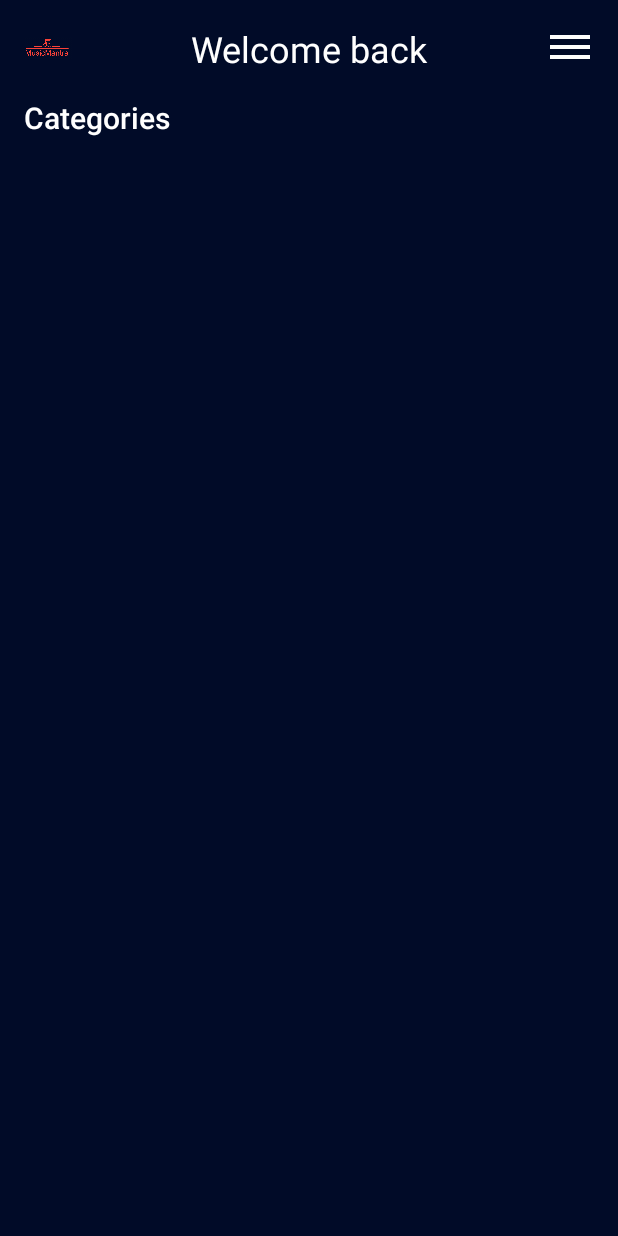
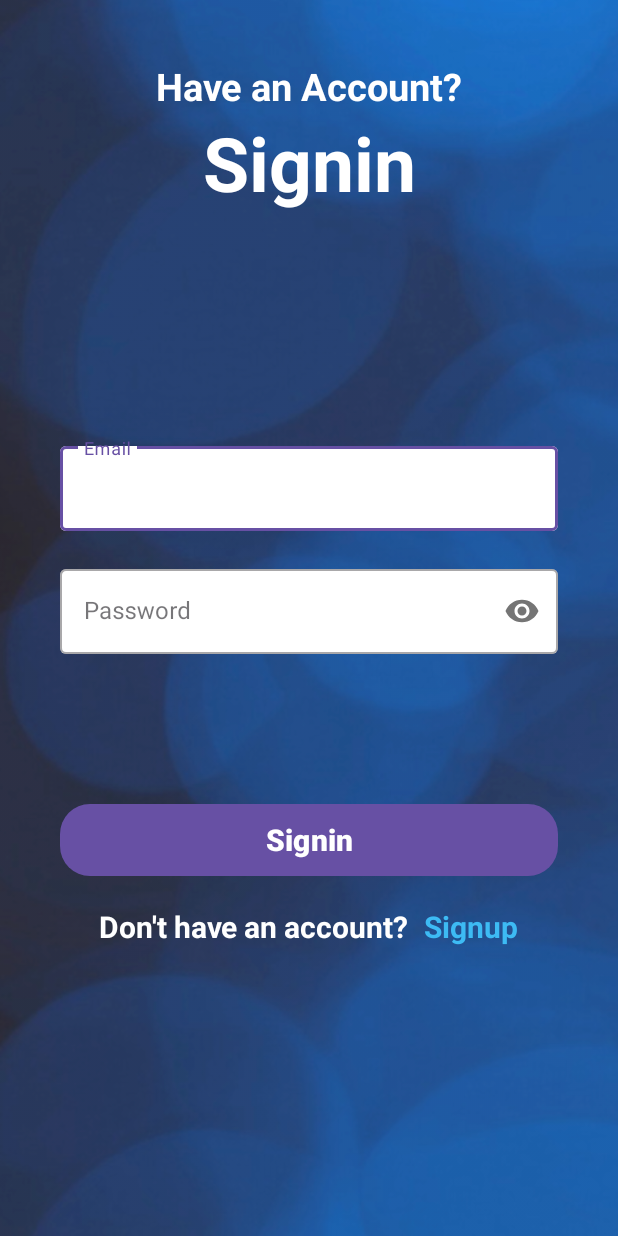
Before and after one commit to SAIKARTHIK9999/MusicStream, an Android app: the screen it shows after launch (MainActivity before the commit, LoginPage after it), on a phone screen of 412 x 824 dp. Run offline under Robolectric (Android 15) with nearby library versions, the phone set to English and light mode, and no system bars; our stand-ins replace Firebase (no records; nobody signed in at launch, a user with empty details on screens opened directly).

Commit message:
working auth

```diff
--- a/app/build.gradle.kts
+++ b/app/build.gradle.kts
@@ -46,6 +46,7 @@ dependencies {
     implementation("com.google.android.material:material:1.11.0")
     implementation("androidx.constraintlayout:constraintlayout:2.1.4")
     implementation("com.google.firebase:firebase-firestore:24.10.1")
+    implementation("com.google.firebase:firebase-auth:22.3.1")
     testImplementation("junit:junit:4.13.2")
     androidTestImplementation("androidx.test.ext:junit:1.1.5")
     androidTestImplementation("androidx.test.espresso:espresso-core:3.5.1")
--- /dev/null
+++ b/app/src/main/java/com/example/musicstream/LoginPage.java
@@ -0,0 +1,84 @@
+package com.example.musicstream;
+
+import androidx.appcompat.app.AppCompatActivity;
+import androidx.annotation.NonNull;
+import android.content.Intent;
+import android.os.Bundle;
+import android.text.TextUtils;
+import android.view.View;
+import android.widget.Button;
+import android.widget.TextView;
+import android.widget.Toast;
+
+import com.google.android.gms.tasks.OnCompleteListener;
+import com.google.android.gms.tasks.Task;
+import com.google.android.material.textfield.TextInputEditText;
+import com.google.firebase.auth.AuthResult;
+import com.google.firebase.auth.FirebaseAuth;
+
+public class LoginPage extends AppCompatActivity {
+
+    TextInputEditText editTextEmail, editTextPassword;
+
+    Button signIn;
+
+    TextView signUp;
+
+    FirebaseAuth firebaseAuth = FirebaseAuth.getInstance();
+
+    @Override
+    protected void onCreate(Bundle savedInstanceState) {
+        super.onCreate(savedInstanceState);
+        setContentView(R.layout.activity_login_page);
+
+        editTextEmail = findViewById(R.id.email);
+        editTextPassword = findViewById(R.id.password);
+        signIn = findViewById(R.id.sign_in);
+        signUp = findViewById(R.id.sign_up);
+
+        signUp.setOnClickListener(new View.OnClickListener(){
+            @Override
+            public void onClick(View v) {
+                Intent intent = new Intent(LoginPage.this, RegistrationsPage.class);
+                startActivity(intent);
+                finish();
+            }
+
+        });
+
+        signIn.setOnClickListener(new View.OnClickListener(){
+
+            @Override
+            public void onClick(View v) {
+                String email, password;
+                email = String.valueOf(editTextEmail.getText());
+                password = String.valueOf(editTextPassword.getText());
+
+                if (TextUtils.isEmpty(email)) {
+                    Toast.makeText(LoginPage.this, "Enter Email", Toast.LENGTH_SHORT).show();
+                    return;
+                }
+                if (TextUtils.isEmpty(password)) {
+                    Toast.makeText(LoginPage.this, "Enter Password", Toast.LENGTH_SHORT).show();
+                    return;
+                }
+
+                firebaseAuth.signInWithEmailAndPassword(email, password)
+                        .addOnCompleteListener(new OnCompleteListener<AuthResult>() {
+                            @Override
+                            public void onComplete(@NonNull Task<AuthResult> task) {
+                                if (task.isSuccessful()){
+                                    Toast.makeText(LoginPage.this, "Logged In", Toast.LENGTH_SHORT).show();
+                                    Intent intent = new Intent(LoginPage.this, MainActivity.class);
+                                    startActivity(intent);
+                                    finish();
+                                }
+                                else {
+                                    Toast.makeText(LoginPage.this, "Authentication Failed", Toast.LENGTH_SHORT).show();
+                                }
+                            }
+                        });
+            }
+        });
+    }
+}
--- /dev/null
+++ b/app/src/main/res/drawable/round_btn.xml
@@ -0,0 +1,6 @@
+<?xml version="1.0" encoding="utf-8"?>
+<shape xmlns:android="http://schemas.android.com/apk/res/android">
+
+    <stroke android:color="@color/dark_blue"/>
+    <corners android:radius="20dp"/>
+</shape>
--- /dev/null
+++ b/app/src/main/res/layout/activity_login_page.xml
@@ -0,0 +1,99 @@
+<?xml version="1.0" encoding="utf-8"?>
+<LinearLayout xmlns:android="http://schemas.android.com/apk/res/android"
+    xmlns:app="http://schemas.android.com/apk/res-auto"
+    xmlns:tools="http://schemas.android.com/tools"
+    android:layout_width="match_parent"
+    android:layout_height="match_parent"
+    android:padding="40dp"
+    android:background="@drawable/login_bg"
+    android:orientation="vertical"
+    tools:context=".LoginPage">
+
+    <TextView
+        android:layout_width="match_parent"
+        android:layout_height="wrap_content"
+        android:textStyle="bold"
+        android:textAlignment="center"
+        android:textSize="25dp"
+        android:textColor="@color/white"
+        android:text="Have an Account?"/>
+
+    <TextView
+        android:layout_width="match_parent"
+        android:layout_height="wrap_content"
+        android:textStyle="bold"
+        android:textSize="50dp"
+        android:textAlignment="center"
+        android:textColor="@color/white"
+        android:text="Signin"/>
+
+    <com.google.android.material.textfield.TextInputLayout
+
+        android:layout_width="match_parent"
+        android:layout_height="wrap_content"
+        android:layout_marginTop="150dp"
+        app:boxBackgroundColor="@color/white"
+        style="@style/Widget.MaterialComponents.TextInputLayout.OutlinedBox">
+
+    <com.google.android.material.textfield.TextInputEditText
+        android:id="@+id/email"
+        android:textColor="@color/dark_blue"
+        android:layout_width="match_parent"
+        android:layout_height="wrap_content"
+        android:hint="Email"
+        android:inputType="textEmailAddress" />
+
+    </com.google.android.material.textfield.TextInputLayout>
+
+    <com.google.android.material.textfield.TextInputLayout
+        android:layout_width="match_parent"
+        android:layout_height="wrap_content"
+        android:layout_marginTop="20dp"
+        app:passwordToggleEnabled="true"
+        app:boxBackgroundColor="@color/white"
+        style="@style/Widget.MaterialComponents.TextInputLayout.OutlinedBox">
+
+        <com.google.android.material.textfield.TextInputEditText
+            android:id="@+id/password"
+            android:textColor="@color/dark_blue"
+            android:layout_width="match_parent"
+            android:layout_height="wrap_content"
+            android:hint="Password"
+            android:inputType="textPassword" />
+
+    </com.google.android.material.textfield.TextInputLayout>
+    <Button
+        android:id="@+id/sign_in"
+        android:layout_width="match_parent"
+        android:layout_height="wrap_content"
+        android:textStyle="bold"
+        android:textSize="20dp"
+        android:text="Signin"
+        android:background="@drawable/round_btn"
+        android:layout_marginTop="100dp"/>
+
+    <LinearLayout
+        android:layout_width="match_parent"
+        android:layout_height="wrap_content"
+        android:orientation="horizontal"
+        android:layout_marginTop="20dp"
+        android:gravity="center">
+        <TextView
+            android:layout_width="wrap_content"
+            android:layout_height="wrap_content"
+            android:text="Don't have an account?"
+            android:textColor="@color/white"
+            android:textSize="20dp"
+            android:textStyle="bold"/>
+        <TextView
+            android:id="@+id/sign_up"
+            android:layout_width="wrap_content"
+            android:layout_height="wrap_content"
+            android:textColor="@color/blue"
+            android:text="Signup"
+            android:textSize="20dp"
+            android:layout_marginLeft="10dp"
+            android:textStyle="bold"/>
+
+    </LinearLayout>
+</LinearLayout>
--- a/app/src/main/res/values/colors.xml
+++ b/app/src/main/res/values/colors.xml
@@ -4,5 +4,6 @@
     <color name="white">#FFFFFFFF</color>
     <color name="dark_blue">#010B28</color>
     <color name="textWhite">#CFCFD0</color>
+    <color name="blue">#3DBBF4</color>
 
 </resources>
```
Also changed, not shown: app/src/main/AndroidManifest.xml (+13 -6 lines), app/src/main/java/com/example/musicstream/RegistrationsPage.java (added, +85 -0 lines), app/src/main/res/layout/activity_registrations_page.xml (added, +99 -0 lines), app/src/main/res/drawable/login_bg.png (added).
